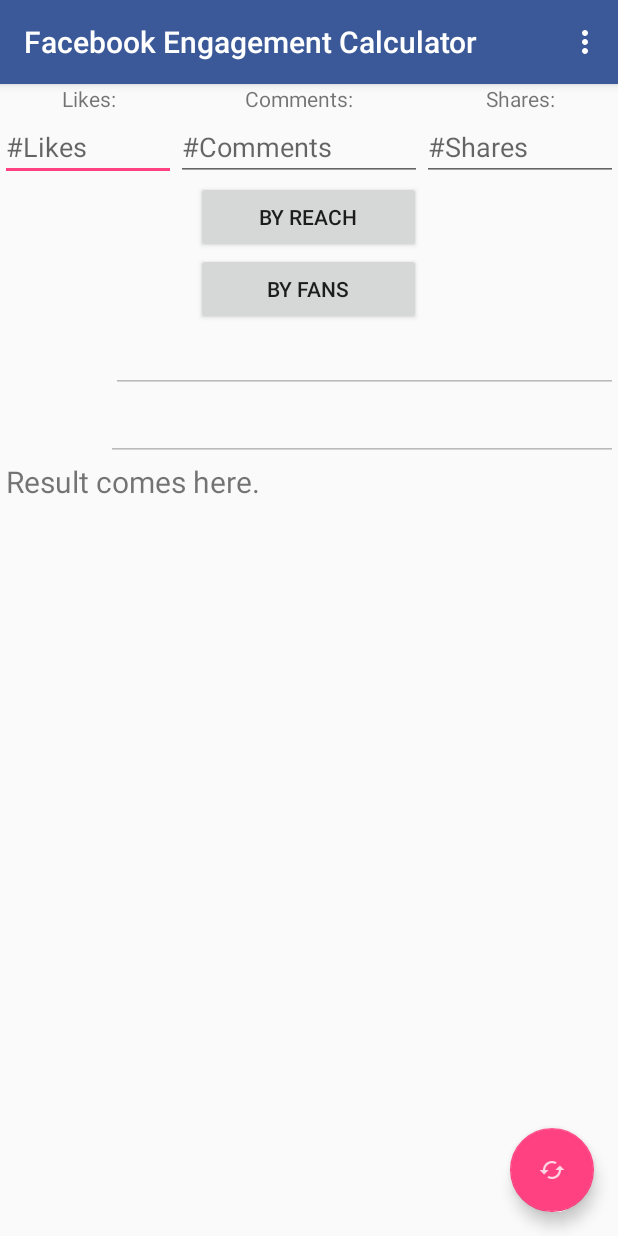
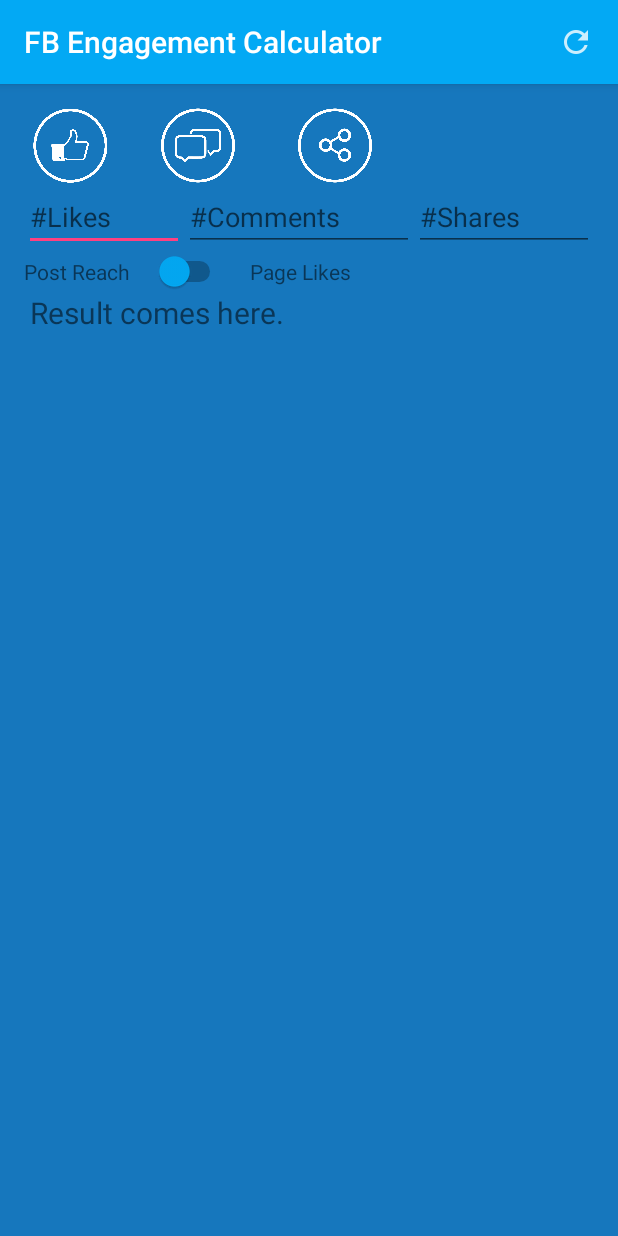
Before and after one commit to dvelle/FacebookEngagementCalculator, an Android app: the screen it shows after launch (MainActivity), on a phone screen of 412 x 824 dp. Run offline under Robolectric (Android 15) with nearby library versions, the phone set to English and light mode, and no system bars.

Commit message:
New Design

```diff
--- a/app/src/main/res/layout/activity_main.xml
+++ b/app/src/main/res/layout/activity_main.xml
@@ -23,12 +23,4 @@
 
     <include layout="@layout/content_main" />
 
-    <android.support.design.widget.FloatingActionButton
-        android:id="@+id/fab"
-        android:layout_width="wrap_content"
-        android:layout_height="wrap_content"
-        android:layout_gravity="bottom|end"
-        android:layout_margin="@dimen/fab_margin"
-        android:src="@drawable/ic_reset" />
-
 </android.support.design.widget.CoordinatorLayout>
--- a/app/src/main/res/layout/content_main.xml
+++ b/app/src/main/res/layout/content_main.xml
@@ -5,6 +5,7 @@
     android:layout_width="match_parent"
     android:layout_height="match_parent"
     android:orientation="vertical"
+    android:padding="@dimen/activity_horizontal_margin"
     app:layout_behavior="@string/appbar_scrolling_view_behavior"
     tools:context=".MainActivity"
     tools:showIn="@layout/activity_main">
@@ -14,29 +15,19 @@
         android:layout_height="wrap_content">
 
         <TableRow>
-
-            <TextView
-                android:layout_width="wrap_content"
-                android:layout_height="wrap_content"
-                android:layout_weight="1"
-                android:gravity="center"
-                android:text="Likes:" />
-
-            <TextView
-                android:layout_width="wrap_content"
-                android:layout_height="wrap_content"
-                android:layout_weight="1"
-                android:gravity="center"
-                android:text="Comments:" />
-
-            <TextView
-                android:layout_width="wrap_content"
-                android:layout_height="wrap_content"
-                android:layout_weight="1"
-                android:gravity="center"
-                android:text="Shares:" />
+            <ImageView
+                android:layout_width="50dp"
+                android:layout_height="50dp"
+                android:src="@drawable/ic_like"/>
+            <ImageView
+                android:layout_width="50dp"
+                android:layout_height="50dp"
+                android:src="@drawable/ic_comment"/>
+            <ImageView
+                android:layout_width="50dp"
+                android:layout_height="50dp"
+                android:src="@drawable/ic_share"/>
         </TableRow>
-
         <TableRow>
 
             <EditText
@@ -59,19 +50,6 @@
         </TableRow>
     </TableLayout>
 
-    <Button
-        android:id="@+id/byReach"
-        android:layout_width="150dp"
-        android:layout_height="wrap_content"
-        android:layout_gravity="center"
-        android:text="By Reach" />
-
-    <Button
-        android:id="@+id/byFans"
-        android:layout_width="150dp"
-        android:layout_height="wrap_content"
-        android:layout_gravity="center"
-        android:text="By Fans" />
 
     <TableRow
         android:layout_width="match_parent"
@@ -80,36 +58,25 @@
         <TextView
             android:id="@+id/post_reach_view"
             android:layout_width="wrap_content"
-            android:visibility="invisible"
             android:layout_height="wrap_content"
-            android:text="Post Reach:" />
+            android:text="Post Reach" />
 
-        <EditText
-            android:id="@+id/reach"
-            android:enabled="false"
-            android:layout_width="match_parent"
+        <Switch
+            android:paddingLeft="@dimen/activity_horizontal_margin"
+            android:paddingRight="@dimen/activity_horizontal_margin"
+            android:id="@+id/choice"
+            android:layout_width="wrap_content"
             android:layout_height="wrap_content"
-            android:inputType="number" />
-    </TableRow>
-
-    <TableRow
-        android:layout_width="match_parent"
-        android:layout_height="wrap_content">
+            android:thumbTint="@color/colorPrimary"/>
 
         <TextView
             android:id="@+id/page_likes_view"
-            android:visibility="invisible"
             android:layout_width="wrap_content"
             android:layout_height="wrap_content"
-            android:text="Page Likes:" />
+            android:text="Page Likes" />
 
-        <EditText
-            android:id="@+id/page_likes"
-            android:enabled="false"
-            android:layout_width="match_parent"
-            android:layout_height="wrap_content"
-            android:inputType="number" />
     </TableRow>
+
     <TextView
         android:id="@+id/result"
         android:layout_width="wrap_content"
--- a/app/src/main/res/menu/menu_main.xml
+++ b/app/src/main/res/menu/menu_main.xml
@@ -1,6 +1,10 @@
 <menu xmlns:android="http://schemas.android.com/apk/res/android"
     xmlns:app="http://schemas.android.com/apk/res-auto"
-    xmlns:tools="http://schemas.android.com/tools" tools:context=".MainActivity">
-    <item android:id="@+id/action_settings" android:title="@string/action_settings"
-        android:orderInCategory="100" app:showAsAction="never" />
+    xmlns:tools="http://schemas.android.com/tools"
+    tools:context=".MainActivity">
+    <item
+        android:id="@+id/refresh"
+        android:icon="@drawable/ic_reset"
+        android:title="Refresh"
+        app:showAsAction="ifRoom|collapseActionView" />
 </menu>
--- a/app/src/main/res/values/colors.xml
+++ b/app/src/main/res/values/colors.xml
@@ -1,6 +1,10 @@
 <?xml version="1.0" encoding="utf-8"?>
 <resources>
-    <color name="colorPrimary">#3B5998</color>
-    <color name="colorPrimaryDark">#344e86</color>
+    <color name="colorPrimary">#03a9f4</color>
+    <color name="colorPrimaryDark">#0288d1</color>
     <color name="colorAccent">#FF4081</color>
+
+    <color name="background_material_light">#1677bd</color>
+    <color name="primary_text_material_light">#ffffff</color>
+    <color name="primary_text_material_dark">#ffffff</color>
 </resources>
--- a/app/src/main/res/values/dimens.xml
+++ b/app/src/main/res/values/dimens.xml
@@ -2,5 +2,5 @@
     <!-- Default screen margins, per the Android Design guidelines. -->
     <dimen name="activity_horizontal_margin">16dp</dimen>
     <dimen name="activity_vertical_margin">16dp</dimen>
-    <dimen name="fab_margin">16dp</dimen>
+   <dimen name="image_dimen">60dp</dimen>
 </resources>
--- a/app/src/main/res/values/strings.xml
+++ b/app/src/main/res/values/strings.xml
@@ -1,4 +1,4 @@
 <resources>
-    <string name="app_name">Facebook Engagement Calculator</string>
+    <string name="app_name">FB Engagement Calculator</string>
     <string name="action_settings">Settings</string>
 </resources>
--- a/app/src/main/res/values/styles.xml
+++ b/app/src/main/res/values/styles.xml
@@ -6,6 +6,9 @@
         <item name="colorPrimary">@color/colorPrimary</item>
         <item name="colorPrimaryDark">@color/colorPrimaryDark</item>
         <item name="colorAccent">@color/colorAccent</item>
+        <item name="android:colorBackground">@color/background_material_light</item>
+        <item name="android:textColorPrimary">@color/primary_text_material_light</item>
+        <item name="android:textColorPrimaryInverse">@color/primary_text_material_dark</item>
     </style>
     <style name="AppTheme.NoActionBar">
         <item name="windowActionBar">false</item>
```
Also changed, not shown: app/src/main/java/com/mapplinks/facebookengagementcalculator/MainActivity.java (+104 -127 lines), app/src/main/res/drawable-hdpi/ic_reset.png, app/src/main/res/drawable-mdpi/ic_reset.png, app/src/main/res/drawable-xhdpi/ic_reset.png, app/src/main/res/drawable-xxhdpi/ic_reset.png, app/src/main/res/drawable/ic_comment.png (added), app/src/main/res/drawable/ic_like.png (added), app/src/main/res/drawable/ic_share.png (added), app/src/main/res/drawable/logo.png (deleted), 1 other file.
